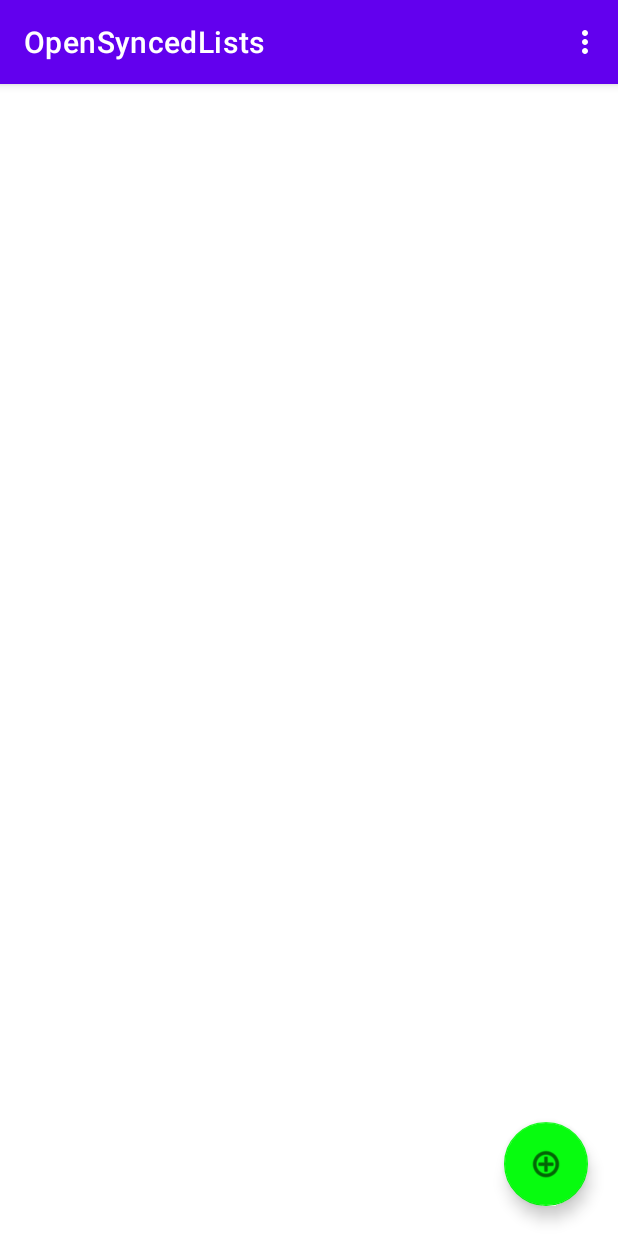
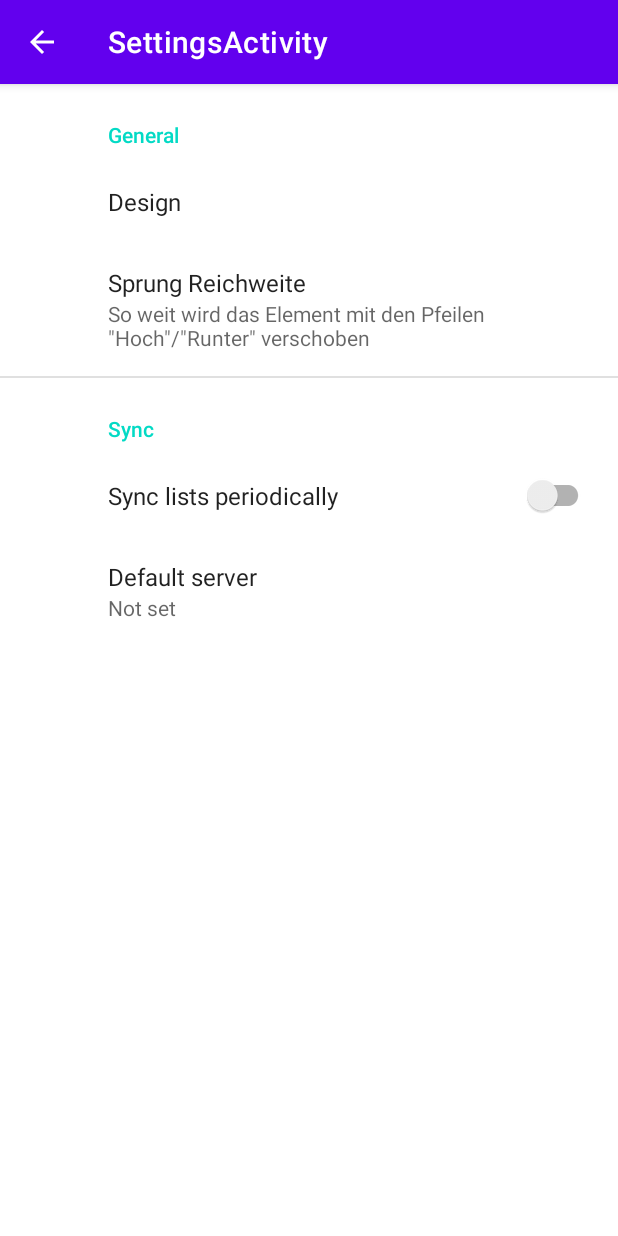
Before and after one commit to gladion136/OpenSyncedLists, an Android app: the screen it shows after launch (ListsActivity before the commit, SettingsActivity after it), in the options menu, after a tap on "Einstellungen", on a phone screen of 412 x 824 dp. Run offline under Robolectric (Android 15) with nearby library versions, the phone set to English and light mode, and no system bars; our stand-ins replace androidx.preference.

Commit message:
Add global settings * Update theme (light and dark mode) * Add clear list option

```diff
--- a/Android_Client/OpenSyncedLists/app/build.gradle
+++ b/Android_Client/OpenSyncedLists/app/build.gradle
@@ -35,6 +35,7 @@
     implementation 'androidx.constraintlayout:constraintlayout:2.1.1'
     implementation 'com.google.code.gson:gson:2.8.7'
     implementation 'androidx.legacy:legacy-support-v4:1.0.0'
+    implementation 'androidx.preference:preference:1.1.1'
     testImplementation 'junit:junit:4.+'
     androidTestImplementation 'androidx.test.ext:junit:1.1.3'
     androidTestImplementation 'androidx.test.espresso:espresso-core:3.4.0'
--- a/Android_Client/OpenSyncedLists/app/src/main/java/eu/schmidt/systems/opensyncedlists/AboutActivity.java
+++ b/Android_Client/OpenSyncedLists/app/src/main/java/eu/schmidt/systems/opensyncedlists/AboutActivity.java
@@ -11,5 +11,6 @@
         super.onCreate(savedInstanceState);
         setContentView(R.layout.activity_about);
         setTitle(getString(R.string.menu_about));
+        getSupportActionBar().setDisplayHomeAsUpEnabled(true);
     }
 }
--- a/Android_Client/OpenSyncedLists/app/src/main/java/eu/schmidt/systems/opensyncedlists/ListsActivity.java
+++ b/Android_Client/OpenSyncedLists/app/src/main/java/eu/schmidt/systems/opensyncedlists/ListsActivity.java
@@ -2,8 +2,11 @@
 
 import androidx.annotation.NonNull;
 import androidx.appcompat.app.AppCompatActivity;
+import androidx.appcompat.app.AppCompatDelegate;
+import androidx.preference.PreferenceManager;
 
 import android.content.Intent;
+import android.content.SharedPreferences;
 import android.os.Bundle;
 import android.util.Log;
 import android.view.Menu;
@@ -78,6 +81,17 @@
                                         (ArrayList<SyncedListHeader>) syncedListsHeaders
                                                 .clone());
         lVLists.setAdapter(listsAdapter);
+
+        // Read and use preferences
+        SharedPreferences sharedPreferences =
+                PreferenceManager.getDefaultSharedPreferences(this);
+        if(sharedPreferences.getString("design", "").equals(getString(R.string.pref_design_light))) {
+            AppCompatDelegate.setDefaultNightMode(AppCompatDelegate.MODE_NIGHT_NO);
+        }else if(sharedPreferences.getString("design", "").equals(getString(R.string.pref_design_dark))) {
+            AppCompatDelegate.setDefaultNightMode(AppCompatDelegate.MODE_NIGHT_YES);
+        }else {
+            AppCompatDelegate.setDefaultNightMode(AppCompatDelegate.MODE_NIGHT_FOLLOW_SYSTEM);
+        }
     }
 
     public void initServerConnection() {
@@ -110,9 +124,14 @@
             case R.id.new_list:
                 showCreateListDialog();
                 return true;
+            case R.id.settings:
+                Intent settingsIntent = new Intent(this,
+                                                   SettingsActivity.class);
+                startActivity(settingsIntent);
+                return true;
             case R.id.about:
-                Intent intent = new Intent(this, AboutActivity.class);
-                startActivity(intent);
+                Intent aboutIntent = new Intent(this, AboutActivity.class);
+                startActivity(aboutIntent);
                 return true;
         }
         return super.onOptionsItemSelected(item);
--- /dev/null
+++ b/Android_Client/OpenSyncedLists/app/src/main/java/eu/schmidt/systems/opensyncedlists/SettingsActivity.java
@@ -0,0 +1,61 @@
+package eu.schmidt.systems.opensyncedlists;
+
+import android.content.SharedPreferences;
+import android.os.Bundle;
+
+import androidx.appcompat.app.ActionBar;
+import androidx.appcompat.app.AppCompatActivity;
+import androidx.appcompat.app.AppCompatDelegate;
+import androidx.preference.PreferenceFragmentCompat;
+import androidx.preference.PreferenceManager;
+
+public class SettingsActivity extends AppCompatActivity implements
+        SharedPreferences.OnSharedPreferenceChangeListener {
+
+    @Override protected void onCreate(Bundle savedInstanceState) {
+        super.onCreate(savedInstanceState);
+        setContentView(R.layout.settings_activity);
+        if (savedInstanceState == null) {
+            getSupportFragmentManager().beginTransaction()
+                    .replace(R.id.settings, new SettingsFragment()).commit();
+        }
+        ActionBar actionBar = getSupportActionBar();
+        if (actionBar != null) {
+            actionBar.setDisplayHomeAsUpEnabled(true);
+        }
+        SharedPreferences
+                prefs = PreferenceManager.getDefaultSharedPreferences(this);
+        prefs.registerOnSharedPreferenceChangeListener(this);
+    }
+
+    /**
+     * Direct use changed preferences
+     *
+     * @param sharedPreferences SharedPreferences
+     * @param key Key of changed preference
+     */
+    @Override
+    public void onSharedPreferenceChanged(SharedPreferences sharedPreferences,
+                                          String key) {
+        switch(key) {
+            case "design":
+                if(sharedPreferences.getString("design", "").equals(getString(R.string.pref_design_light))) {
+                    AppCompatDelegate.setDefaultNightMode(AppCompatDelegate.MODE_NIGHT_NO);
+                }else if(sharedPreferences.getString("design", "").equals(getString(R.string.pref_design_dark))) {
+                    AppCompatDelegate.setDefaultNightMode(AppCompatDelegate.MODE_NIGHT_YES);
+                }else {
+                    AppCompatDelegate.setDefaultNightMode(AppCompatDelegate.MODE_NIGHT_FOLLOW_SYSTEM);
+                }
+                break;
+        }
+    }
+
+    public static class SettingsFragment extends PreferenceFragmentCompat {
+        @Override
+        public void onCreatePreferences(Bundle savedInstanceState, String rootKey) {
+            setPreferencesFromResource(R.xml.root_preferences, rootKey);
+        }
+    }
+
+
+}
--- a/Android_Client/OpenSyncedLists/app/src/main/java/eu/schmidt/systems/opensyncedlists/adapter/ListsAdapter.java
+++ b/Android_Client/OpenSyncedLists/app/src/main/java/eu/schmidt/systems/opensyncedlists/adapter/ListsAdapter.java
@@ -77,7 +77,7 @@
             viewHolder = (ViewHolder) convertView.getTag();
         }
         viewHolder.txtName.setText(dataModel.getName());
-        viewHolder.txtName.setOnClickListener(v -> {
+        convertView.setOnClickListener(v -> {
             Intent intent = new Intent(context, ListActivity.class);
             try {
                 intent.putExtra("header", dataModel.toJSON().toString());
--- a/Android_Client/OpenSyncedLists/app/src/main/java/eu/schmidt/systems/opensyncedlists/datatypes/ACTION.java
+++ b/Android_Client/OpenSyncedLists/app/src/main/java/eu/schmidt/systems/opensyncedlists/datatypes/ACTION.java
@@ -4,5 +4,5 @@
  * Action of SyncedListStep
  */
 public enum ACTION {
-    ADD, REMOVE, UPDATE, MOVE, SWAP
+    ADD, REMOVE, UPDATE, MOVE, SWAP, CLEAR
 }
--- a/Android_Client/OpenSyncedLists/app/src/main/java/eu/schmidt/systems/opensyncedlists/datatypes/SyncedList.java
+++ b/Android_Client/OpenSyncedLists/app/src/main/java/eu/schmidt/systems/opensyncedlists/datatypes/SyncedList.java
@@ -111,6 +111,9 @@
                         moveItem(srcIndex, dstIndex, result);
                     }
                     break;
+                case CLEAR:
+                    result.clear();
+                    break;
                 default:
                     Log.e(Constant.LOG_TITLE_BUILDING,
                           "Cant found step action");
--- a/Android_Client/OpenSyncedLists/app/src/main/java/eu/schmidt/systems/opensyncedlists/datatypes/SyncedListStep.java
+++ b/Android_Client/OpenSyncedLists/app/src/main/java/eu/schmidt/systems/opensyncedlists/datatypes/SyncedListStep.java
@@ -18,8 +18,11 @@
     Object changeValue;
 
     public SyncedListStep(JSONObject jsonObject) throws JSONException {
+        this.changeAction = ACTION.values()[jsonObject.getInt("changeAction")];
+        if (this.changeAction == ACTION.CLEAR) {
+            return;
+        }
         this.changeId = jsonObject.getString("changeId");
-        this.changeAction = ACTION.values()[jsonObject.getInt("changeAction")];
         if (jsonObject.has("changeValueElement")) {
             this.changeValue = new SyncedListElement(
                     jsonObject.getJSONObject("changeValueElement"));
--- a/Android_Client/OpenSyncedLists/app/src/main/res/layout/list_element.xml
+++ b/Android_Client/OpenSyncedLists/app/src/main/res/layout/list_element.xml
@@ -54,7 +54,6 @@
                         android:imeOptions="actionDone"
                         android:inputType="text"
                         android:text="Titel"
-                        android:textColor="#000000"
                         android:textSize="20sp" />
 
                     <TextView
@@ -62,8 +61,7 @@
                         android:layout_width="match_parent"
                         android:layout_height="wrap_content"
                         android:layout_marginStart="15dp"
-                        android:text="Beschreibung: asdasdasfdiasudgfiaughiudafhbadfiguhaiuegtfdfvbiua7esrtfg9irgfubidufvbpiausgfisudhfiubaydifugapw9eifghjdbfvsaidfpiuadfiubgdhfbvIEUG IUEF IUAHF IUEHFIU DSIU SDAHFIUHDSIF UHASDIUF HSDIUF SADIUHF IUSDAHF ISUADFH SDF"
-                        android:textColor="#000000" />
+                        android:text="Beschreibung: asdasdasfdiasudgfiaughiudafhbadfiguhaiuegtfdfvbiua7esrtfg9irgfubidufvbpiausgfisudhfiubaydifugapw9eifghjdbfvsaidfpiuadfiubgdhfbvIEUG IUEF IUAHF IUEHFIU DSIU SDAHFIUHDSIF UHASDIUF HSDIUF SADIUHF IUSDAHF ISUADFH SDF" />
                 </LinearLayout>
             </LinearLayout>
 
--- a/Android_Client/OpenSyncedLists/app/src/main/res/layout/lists_element.xml
+++ b/Android_Client/OpenSyncedLists/app/src/main/res/layout/lists_element.xml
@@ -13,6 +13,5 @@
         android:layout_marginBottom="10dp"
         android:layout_weight="1"
         android:text="TextView"
-        android:textColor="#000000"
         android:textSize="24sp" />
 </LinearLayout>
--- /dev/null
+++ b/Android_Client/OpenSyncedLists/app/src/main/res/layout/settings_activity.xml
@@ -0,0 +1,9 @@
+<LinearLayout xmlns:android="http://schemas.android.com/apk/res/android"
+    android:layout_width="match_parent"
+    android:layout_height="match_parent">
+
+    <FrameLayout
+        android:id="@+id/settings"
+        android:layout_width="match_parent"
+        android:layout_height="match_parent" />
+</LinearLayout>
--- a/Android_Client/OpenSyncedLists/app/src/main/res/values-night/themes.xml
+++ b/Android_Client/OpenSyncedLists/app/src/main/res/values-night/themes.xml
@@ -14,6 +14,7 @@
             ?attr/colorPrimaryVariant
         </item>
         <!-- Customize your theme here. -->
+        <item name="android:textColorPrimary">#ffffffff</item>
         <item name="android:textColor">#ffffffff</item>
 
     </style>
--- /dev/null
+++ b/Android_Client/OpenSyncedLists/app/src/main/res/values/arrays.xml
@@ -0,0 +1,21 @@
+<?xml version="1.0" encoding="utf-8"?>
+<resources>
+    <array name="pref_design">
+        <item>@string/pref_design_system</item>
+        <item>@string/pref_design_light</item>
+        <item>@string/pref_design_dark</item>
+    </array>
+
+    <array name="pref_jump_range">
+        <item>"1"</item>
+        <item>"2"</item>
+        <item>"3"</item>
+        <item>"4"</item>
+        <item>"5"</item>
+        <item>"6"</item>
+        <item>"7"</item>
+        <item>"8"</item>
+        <item>"9"</item>
+        <item>"10"</item>
+    </array>
+</resources>
--- a/Android_Client/OpenSyncedLists/app/src/main/res/values/strings.xml
+++ b/Android_Client/OpenSyncedLists/app/src/main/res/values/strings.xml
@@ -30,5 +30,23 @@
 
     <!-- Change before publish!  -->
     <string name="preference_file_key">asdkjbIG(CTDchabscTEc89iuHC87C</string>
+    <string name="title_activity_settings">SettingsActivity</string>
+
+    <!-- Preference Titles -->
+    <string name="general_header">General</string>
+    <string name="sync_header">Sync</string>
+
+    <!-- General Preferences -->
+    <string name="design_mode_title">Design</string>
+    <string name="pref_design_system">System</string>
+    <string name="pref_design_light">Hell</string>
+    <string name="pref_design_dark">Dunkel</string>
+    <string name="jump_range_title">Sprung Reichweite</string>
+    <string name="jump_range_description">So weit wird das Element mit den
+        Pfeilen \"Hoch\"/\"Runter\" verschoben</string>
+
+    <!-- Sync Preferences -->
+    <string name="sync_title">Sync lists periodically</string>
+    <string name="default_server_title">Default server</string>
 
 </resources>
--- a/Android_Client/OpenSyncedLists/app/src/main/res/values/themes.xml
+++ b/Android_Client/OpenSyncedLists/app/src/main/res/values/themes.xml
@@ -15,5 +15,6 @@
         </item>
         <!-- Customize your theme here. -->
         <item name="android:textColor">#000000</item>
+
     </style>
 </resources>
--- /dev/null
+++ b/Android_Client/OpenSyncedLists/app/src/main/res/xml/root_preferences.xml
@@ -0,0 +1,34 @@
+<PreferenceScreen xmlns:app="http://schemas.android.com/apk/res-auto">
+
+    <PreferenceCategory app:title="@string/general_header">
+
+        <ListPreference
+            app:entries="@array/pref_design"
+            app:entryValues="@array/pref_design"
+            app:defaultValue="@string/pref_design_system"
+            app:key="design"
+            app:title="@string/design_mode_title" />
+
+        <ListPreference
+            app:entries="@array/pref_jump_range"
+            app:entryValues="@array/pref_jump_range"
+            app:defaultValue="1"
+            app:summary="@string/jump_range_description"
+            app:key="jump_range"
+            app:title="@string/jump_range_title" />
+
+    </PreferenceCategory>
+
+    <PreferenceCategory app:title="@string/sync_header">
+
+        <SwitchPreferenceCompat
+            app:key="sync"
+            app:title="@string/sync_title" />
+
+        <EditTextPreference
+            app:key="default_server"
+            app:title="@string/default_server_title"
+            app:useSimpleSummaryProvider="true" />
+    </PreferenceCategory>
+
+</PreferenceScreen>
```
Also changed, not shown: Android_Client/OpenSyncedLists/app/src/main/AndroidManifest.xml (+7 -1 lines), Android_Client/OpenSyncedLists/app/src/main/java/eu/schmidt/systems/opensyncedlists/ListActivity.java (+16 -0 lines), Android_Client/OpenSyncedLists/app/src/main/java/eu/schmidt/systems/opensyncedlists/adapter/SyncedListAdapter.java (+35 -13 lines).
